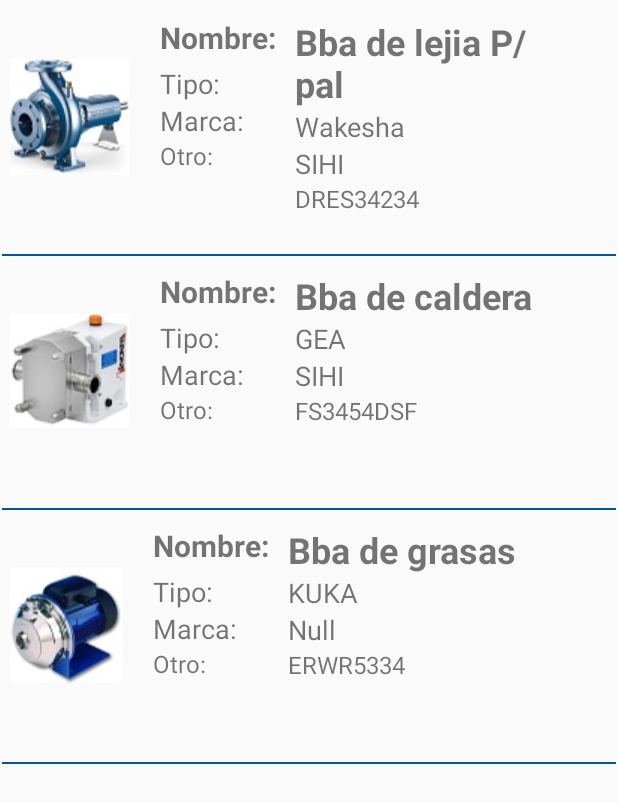
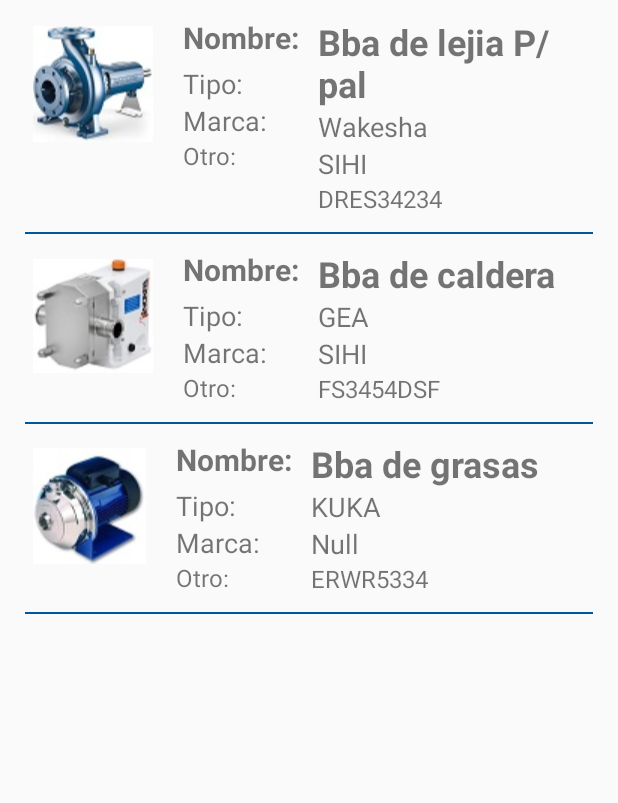
Before and after one commit to Andycarmo/StoreApp, an Android app: the lista screen opened directly, with no data from a screen before it, on a phone screen of 412 x 824 dp. Shown: the top 803 px of the screen. Run offline under Robolectric (Android 15) with nearby library versions, the phone set to English and light mode, and no system bars; pictures from the network do not load.

Commit message:
V. 2.3.2. cambios de height del layout en itemBomba

```diff
--- a/app/src/main/res/layout/itembomba.xml
+++ b/app/src/main/res/layout/itembomba.xml
@@ -4,6 +4,7 @@
     xmlns:tools="http://schemas.android.com/tools"
     android:layout_width="match_parent"
     android:layout_height="wrap_content"
+    android:paddingHorizontal="15dp"
     android:orientation="vertical">
 
     <LinearLayout
@@ -14,7 +15,7 @@
         <ImageView
             android:id="@+id/ImagenBomba"
             android:layout_width="wrap_content"
-            android:layout_height="150dp"
+            android:layout_height="106dp"
             android:layout_marginStart="5dp"
             android:layout_marginTop="1dp"
             android:layout_marginEnd="20dp"
@@ -62,7 +63,7 @@
         </LinearLayout>
 
         <LinearLayout
-            android:layout_width="162dp"
+            android:layout_width="match_parent"
             android:layout_height="wrap_content"
             android:layout_marginTop="10dp"
             android:orientation="vertical">
```
